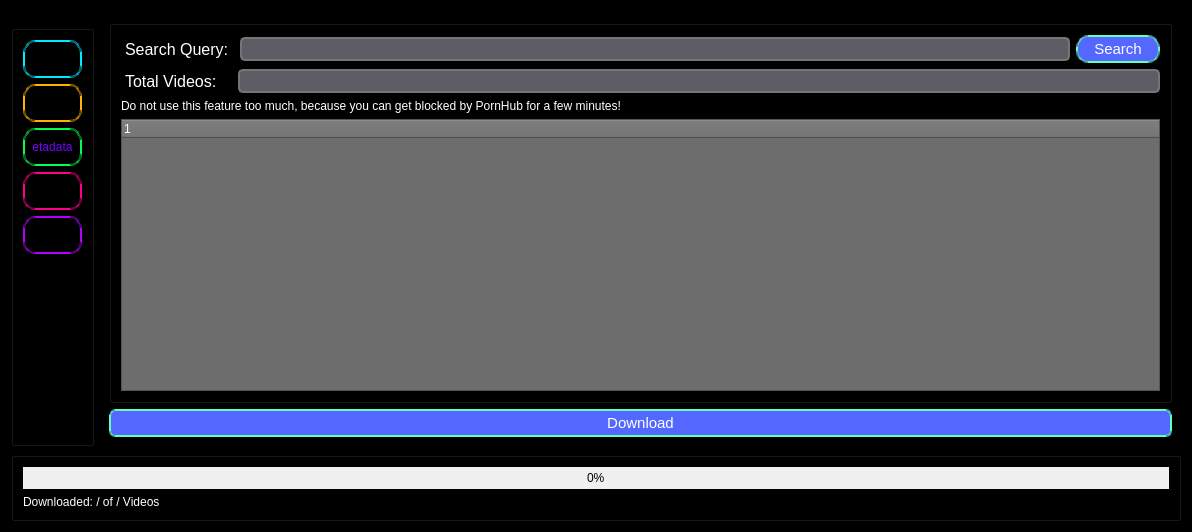
Qt form src/form.ui (EchterAlsFake/Porn_Fetch) before a commit.
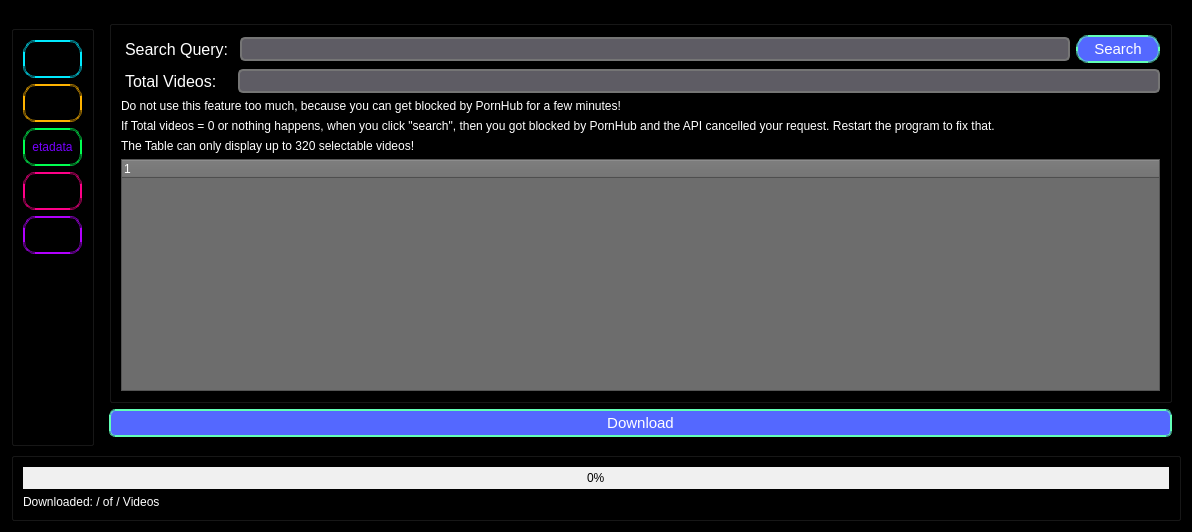
The same form after that commit. The open tabs and pages were chosen to show the change. Icons and pictures are not drawn.

```diff
--- a/src/form.ui
+++ b/src/form.ui
@@ -1535,16 +1535,13 @@
            </layout>
           </item>
           <item row="3" column="0">
-           <widget class="QTreeWidget" name="treeWidget">
+           <widget class="QLabel" name="label_5">
             <property name="styleSheet">
-             <string notr="true">color: white;
-background-color: rgb(109, 109, 109)</string>
+             <string notr="true">color: white;</string>
             </property>
-            <column>
-             <property name="text">
-              <string notr="true">1</string>
-             </property>
-            </column>
+            <property name="text">
+             <string>If Total videos = 0 or nothing happens, when you click &quot;search&quot;, then you got blocked by PornHub and the API cancelled your request. Restart the program to fix that.</string>
+            </property>
            </widget>
           </item>
           <item row="0" column="0">
@@ -1647,6 +1644,29 @@
             </property>
            </widget>
           </item>
+          <item row="5" column="0">
+           <widget class="QTreeWidget" name="treeWidget">
+            <property name="styleSheet">
+             <string notr="true">color: white;
+background-color: rgb(109, 109, 109)</string>
+            </property>
+            <column>
+             <property name="text">
+              <string notr="true">1</string>
+             </property>
+            </column>
+           </widget>
+          </item>
+          <item row="4" column="0">
+           <widget class="QLabel" name="label_6">
+            <property name="styleSheet">
+             <string notr="true">color: white;</string>
+            </property>
+            <property name="text">
+             <string>The Table can only display up to 320 selectable videos!</string>
+            </property>
+           </widget>
+          </item>
          </layout>
         </widget>
        </item>
```
Left out of the diff: 4 changed lines with no effect on the pictures.
